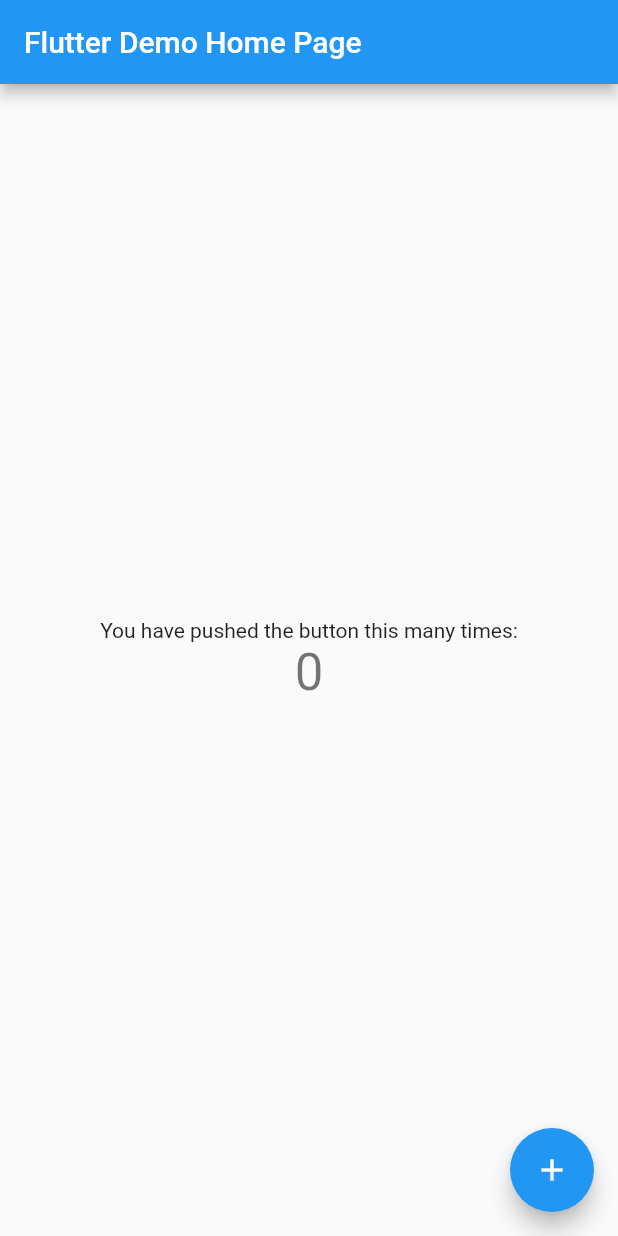
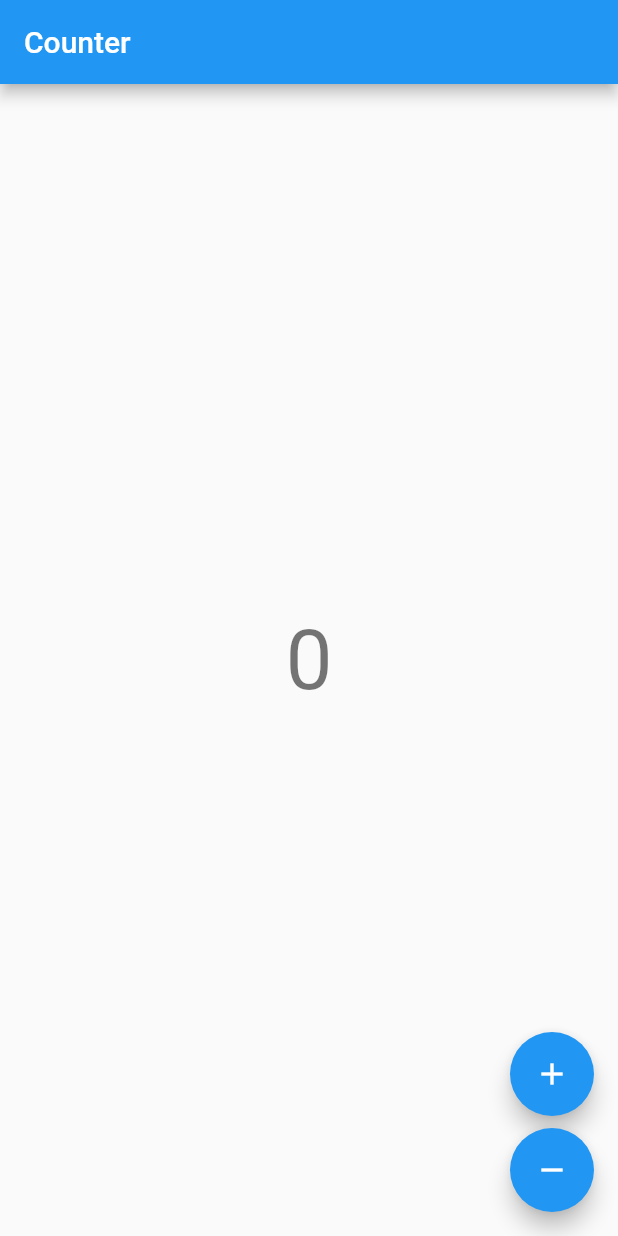
Before and after one commit to htynkn/flab, a Flutter app: the screen it shows after launch, after a tap on the "add" icon, on a phone screen of 412 x 824 dp. Run offline on Flutter 3.47's test engine with Material 2 defaults, Android fonts, the phone set to English and light mode, and no system bars; our stand-ins replace bloc, flutter_bloc; missing offline and left inert: dart:ffi.

Commit message:
use bloc for flutter

```diff
--- a/lib/main.dart
+++ b/lib/main.dart
@@ -1,68 +1,82 @@
 import 'package:flutter/material.dart';
 import 'package:adder/adder.dart';
+import 'package:bloc/bloc.dart';
+import 'package:flutter_bloc/flutter_bloc.dart';
 
-void main() => runApp(MyApp());
+class CounterObserver extends BlocObserver {
+  @override
+  void onChange(BlocBase bloc, Change change) {
+    super.onChange(bloc, change);
+    print('${bloc.runtimeType} $change');
+  }
+}
 
-class MyApp extends StatelessWidget {
+void main() {
+  Bloc.observer = CounterObserver();
+  runApp(const CounterApp());
+}
+
+class CounterApp extends MaterialApp {
+  /// {@macro counter_app}
+  const CounterApp({Key? key}) : super(key: key, home: const CounterPage());
+}
+
+class CounterPage extends StatelessWidget {
+  /// {@macro counter_page}
+  const CounterPage({Key? key}) : super(key: key);
+
   @override
   Widget build(BuildContext context) {
-    return MaterialApp(
-      title: 'Flutter Demo',
-      theme: ThemeData(
-        primarySwatch: Colors.blue,
-      ),
-      home: MyHomePage(title: 'Flutter Demo Home Page'),
+    return BlocProvider(
+      create: (_) => CounterCubit(),
+      child: CounterView(),
     );
   }
 }
 
-class MyHomePage extends StatefulWidget {
-  MyHomePage({Key? key, required this.title}) : super(key: key);
-  final String title;
-  @override
-  _MyHomePageState createState() => _MyHomePageState();
-}
-
-class _MyHomePageState extends State<MyHomePage> {
-  int _counter = 0;
-  Adder adder = Adder();
-
-  @override
-  void initState() {
-    super.initState();
-  }
-
+class CounterView extends StatelessWidget {
   @override
   Widget build(BuildContext context) {
+    final textTheme = Theme.of(context).textTheme;
     return Scaffold(
-      appBar: AppBar(
-        title: Text(widget.title),
-      ),
+      appBar: AppBar(title: const Text('Counter')),
       body: Center(
-        child: Column(
-          mainAxisAlignment: MainAxisAlignment.center,
-          children: [
-            Text(
-              'You have pushed the button this many times:',
-            ),
-            Text(
-              '$_counter',
-              style: Theme.of(context).textTheme.headline4,
-            )
-          ],
+        child: BlocBuilder<CounterCubit, int>(
+          builder: (context, state) {
+            return Text('$state', style: textTheme.headline2);
+          },
         ),
       ),
-      floatingActionButton: FloatingActionButton(
-        onPressed: _incrementCounter,
-        tooltip: 'Increment',
-        child: Icon(Icons.add),
+      floatingActionButton: Column(
+        mainAxisAlignment: MainAxisAlignment.end,
+        crossAxisAlignment: CrossAxisAlignment.end,
+        children: <Widget>[
+          FloatingActionButton(
+            key: const Key('counterView_increment_floatingActionButton'),
+            child: const Icon(Icons.add),
+            onPressed: () => context.read<CounterCubit>().increment(),
+          ),
+          const SizedBox(height: 8),
+          FloatingActionButton(
+            key: const Key('counterView_decrement_floatingActionButton'),
+            child: const Icon(Icons.remove),
+            onPressed: () => context.read<CounterCubit>().decrement(),
+          ),
+        ],
       ),
     );
   }
+}
 
-  void _incrementCounter() {
-    setState(() {
-      _counter = adder.add(_counter, 1);
-    });
-  }
+class CounterCubit extends Cubit<int> {
+  Adder adder = Adder();
+
+  /// {@macro counter_cubit}
+  CounterCubit() : super(0);
+
+  /// Add 1 to the current state.
+  void increment() => emit(adder.add(state, 1));
+
+  /// Subtract 1 from the current state.
+  void decrement() => emit(adder.add(state, -1));
 }
--- a/pubspec.yaml
+++ b/pubspec.yaml
@@ -12,6 +12,8 @@ dependencies:
   flutter:
     sdk: flutter
   cupertino_icons: ^1.0.2
+  flutter_bloc: ^7.2.0
+  bloc: ^7.1.0
 
   adder:
     path: packages/adder_ffi
```
Also changed, not shown: pubspec.lock.
